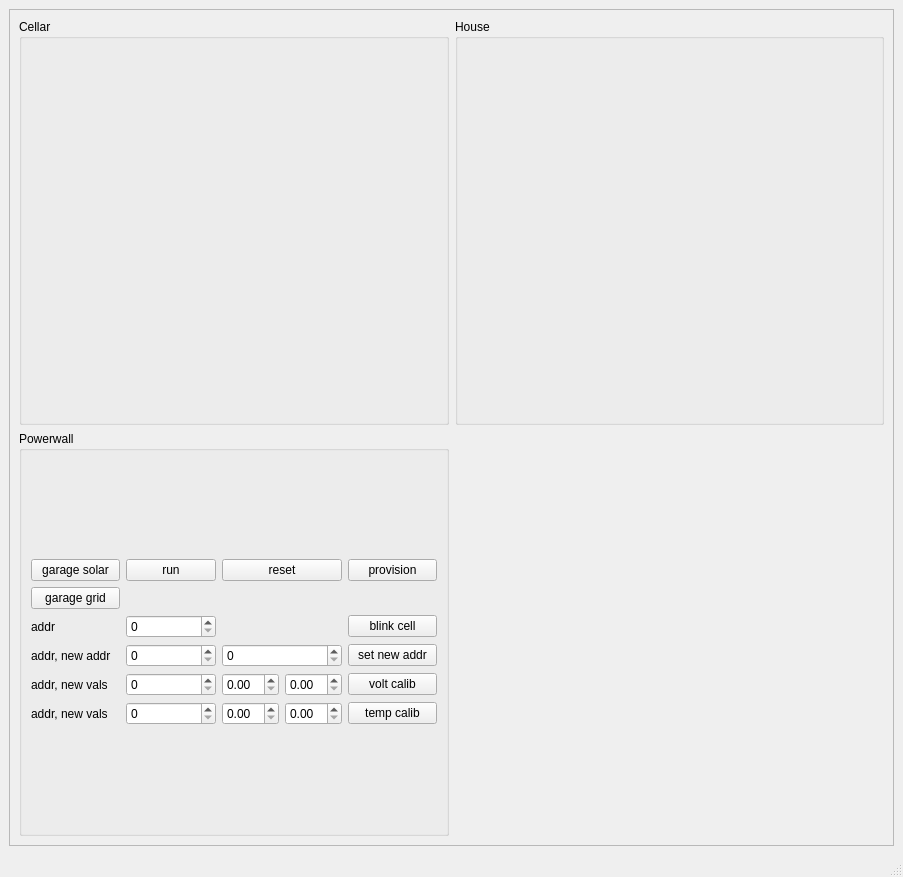
Zbysekz/SmartHome, file SmartHome/terminal/forms/main.ui: the form before one commit.
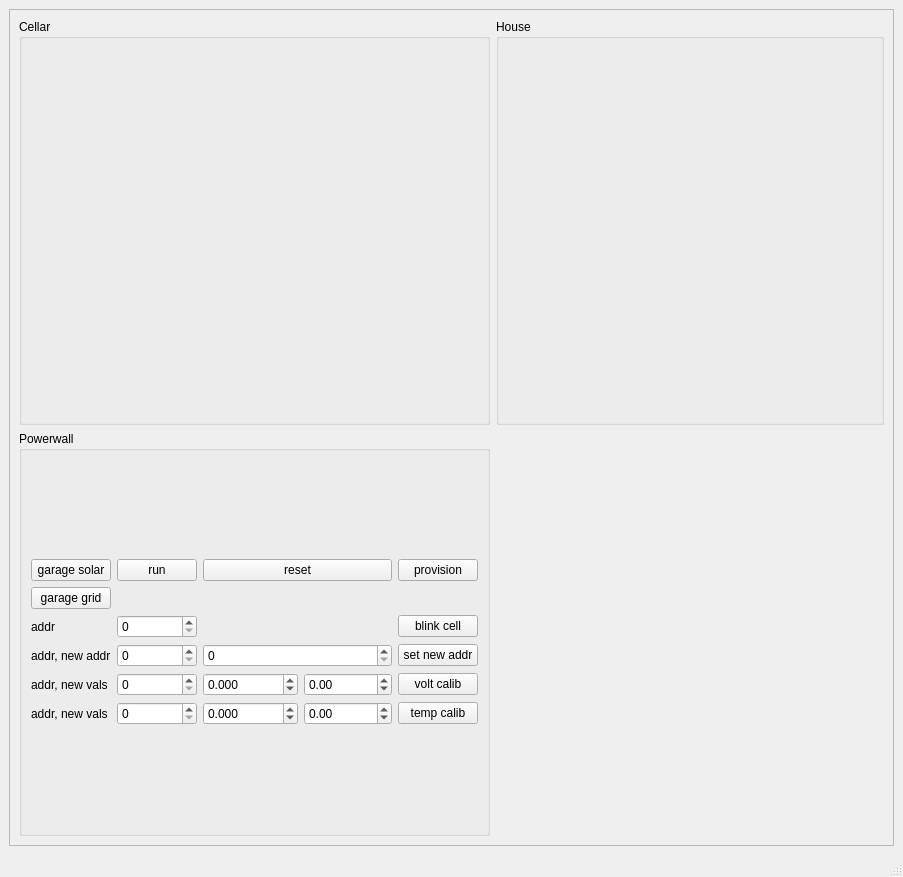
The form after the commit.

Commit message: terminal calib, geiger and so on

What changed in the file:
```diff
--- a/SmartHome/terminal/forms/main.ui
+++ b/SmartHome/terminal/forms/main.ui
@@ -133,10 +133,27 @@
                <item row="8" column="2">
                 <layout class="QHBoxLayout" name="horizontalLayout_3">
                  <item>
-                  <widget class="QDoubleSpinBox" name="doubleSpinBox_8"/>
+                  <widget class="QDoubleSpinBox" name="eTempCalib">
+                   <property name="decimals">
+                    <number>3</number>
+                   </property>
+                   <property name="minimum">
+                    <double>-999999.989999999990687</double>
+                   </property>
+                   <property name="maximum">
+                    <double>999999.989999999990687</double>
+                   </property>
+                  </widget>
                  </item>
                  <item>
-                  <widget class="QDoubleSpinBox" name="doubleSpinBox_9"/>
+                  <widget class="QDoubleSpinBox" name="eTempCalib2">
+                   <property name="minimum">
+                    <double>-999999.989999999990687</double>
+                   </property>
+                   <property name="maximum">
+                    <double>999999.989999999990687</double>
+                   </property>
+                  </widget>
                  </item>
                 </layout>
                </item>
@@ -157,10 +174,27 @@
                <item row="7" column="2">
                 <layout class="QHBoxLayout" name="horizontalLayout_2">
                  <item>
-                  <widget class="QDoubleSpinBox" name="doubleSpinBox_6"/>
+                  <widget class="QDoubleSpinBox" name="doubleSpinBox_6">
+                   <property name="decimals">
+                    <number>3</number>
+                   </property>
+                   <property name="minimum">
+                    <double>-999999.989999999990687</double>
+                   </property>
+                   <property name="maximum">
+                    <double>999999.989999999990687</double>
+                   </property>
+                  </widget>
                  </item>
                  <item>
-                  <widget class="QDoubleSpinBox" name="doubleSpinBox_7"/>
+                  <widget class="QDoubleSpinBox" name="doubleSpinBox_7">
+                   <property name="minimum">
+                    <double>-999999.989999999990687</double>
+                   </property>
+                   <property name="maximum">
+                    <double>999999.989999999990687</double>
+                   </property>
+                  </widget>
                  </item>
                 </layout>
                </item>
```
Left out of the diff: 4 changed lines with no effect on the pictures. The commit also changes 9 other files.
